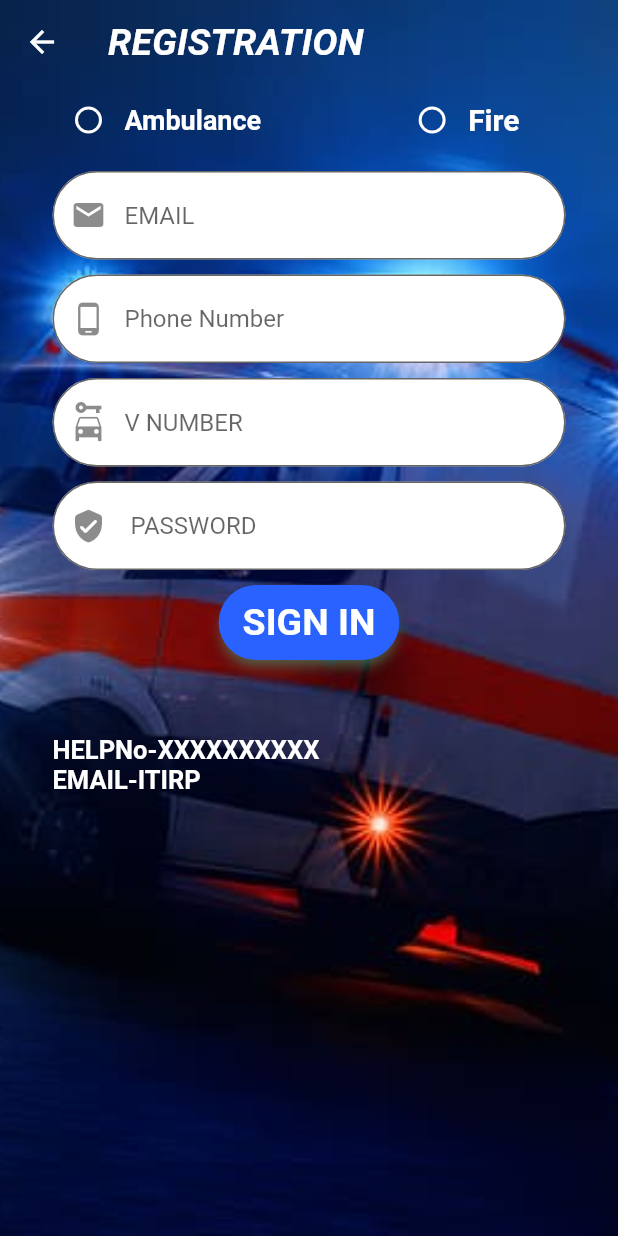
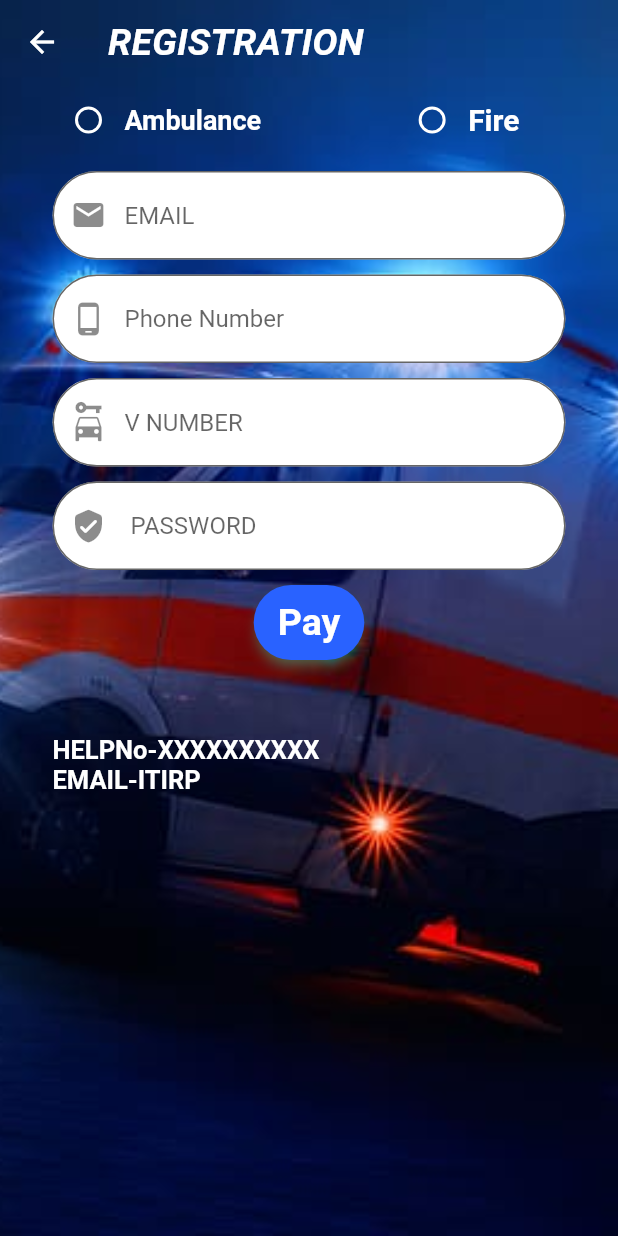
Before and after one commit to anirbanpal2002/appi, a Flutter app: the MyRegistration screen opened by its route, on a phone screen of 412 x 824 dp. Run offline on Flutter 3.47's test engine with Material 2 defaults, Android fonts, the light colour scheme and no system bars; our stand-ins replace cloud_firestore, firebase_auth, firebase_core, google_sign_in, location; accounts and stored records are empty.

```diff
--- a/lib/Registration.dart
+++ b/lib/Registration.dart
@@ -344,7 +344,7 @@ class _MyRegistrationState extends State<MyRegistration> {
                         }
                       },
                       child: const Text(
-                        'SIGN IN',
+                        'Pay',
                         style: TextStyle(
                             color: Colors.white,
                             fontSize: 25,
```
